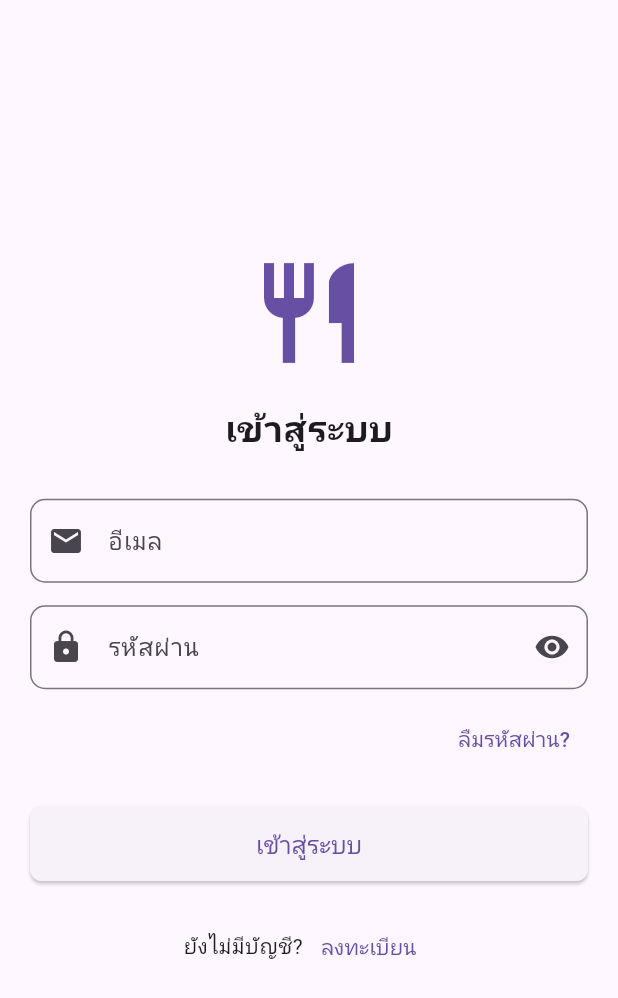
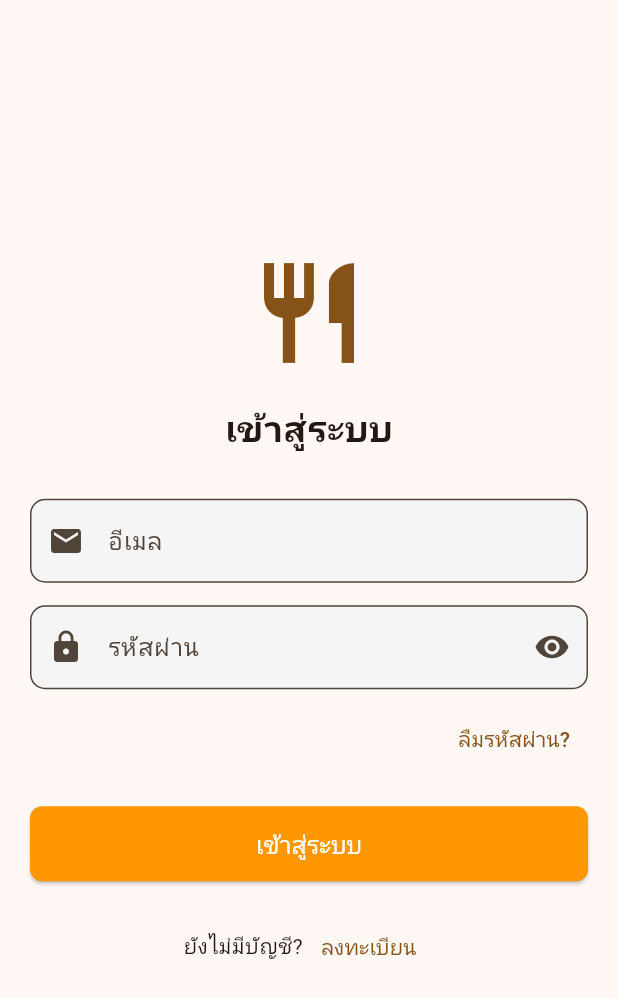
Before and after one commit to Suppakan01/foodfinver, a Flutter app: the screen it shows after launch, on a phone screen of 412 x 824 dp. Shown: the top 998 px of the screen. Run offline on Flutter 3.47's test engine with Material 3 defaults, Android fonts, the phone set to English and light mode, and no system bars; our stand-ins replace cloud_firestore, firebase_auth, firebase_core; accounts and stored records are empty; Roboto replaces fonts that are missing (Kanit).

Commit message:
project_commit

```diff
--- a/lib/main.dart
+++ b/lib/main.dart
@@ -1,46 +1,110 @@
 import 'package:flutter/material.dart';
 import 'package:firebase_core/firebase_core.dart';
-import 'package:foodfinver/screens/splash_screen.dart';
 import 'package:provider/provider.dart';
+
+// นำเข้า FirebaseOptions
 import 'firebase_options.dart';
+
+// นำเข้า providers
 import 'providers/auth_provider.dart';
 import 'providers/restaurant_provider.dart';
+
+// นำเข้า screens
 import 'screens/splash_screen.dart';
 import 'screens/home_screen.dart';
 import 'screens/login_screen.dart';
-import 'screens/register_screen.dart';
-import 'screens/forgot_password_screen.dart';
-import 'screens/profile_screen.dart';
-import 'screens/edit_profile_screen.dart';
-import 'screens/search_screen.dart';
-import 'screens/restaurant_detail_screen.dart';
-import 'screens/review_screen.dart';
 
 void main() async {
+  // ต้องเรียกก่อนใช้งาน native code (Firebase)
   WidgetsFlutterBinding.ensureInitialized();
+
+  // เริ่มต้น Firebase ด้วย options ที่กำหนด
   await Firebase.initializeApp(options: DefaultFirebaseOptions.currentPlatform);
-  runApp(const MyApp());
+
+  runApp(MyApp());
 }
 
 class MyApp extends StatelessWidget {
-  const MyApp({super.key});
-
   @override
   Widget build(BuildContext context) {
+    // ใช้ MultiProvider เพื่อจัดการ providers หลายตัว
     return MultiProvider(
       providers: [
+        // Provider สำหรับจัดการการยืนยันตัวตน
         ChangeNotifierProvider(create: (_) => AuthProvider()),
+
+        // Provider สำหรับจัดการข้อมูลร้านอาหาร
         ChangeNotifierProvider(create: (_) => RestaurantProvider()),
       ],
       child: MaterialApp(
         title: 'FoodFinver',
+        debugShowCheckedModeBanner: false,
         theme: ThemeData(
           primarySwatch: Colors.orange,
+          colorScheme: ColorScheme.fromSeed(
+            seedColor: Colors.orange,
+            secondary: Colors.deepOrangeAccent,
+          ),
+          fontFamily:
+              'Kanit', // ใช้ฟอนต์ Kanit หรือเปลี่ยนเป็นฟอนต์ที่คุณต้องการ
           visualDensity: VisualDensity.adaptivePlatformDensity,
-          fontFamily: 'Kanit',
+
+          // ปรับแต่ง AppBar
+          appBarTheme: AppBarTheme(
+            elevation: 0,
+            backgroundColor: Colors.white,
+            iconTheme: IconThemeData(color: Colors.orange),
+            titleTextStyle: TextStyle(
+              color: Colors.black,
+              fontSize: 20,
+              fontWeight: FontWeight.bold,
+            ),
+          ),
+
+          // ปรับแต่ง ElevatedButton
+          elevatedButtonTheme: ElevatedButtonThemeData(
+            style: ElevatedButton.styleFrom(
+              backgroundColor: Colors.orange,
+              foregroundColor: Colors.white,
+              padding: EdgeInsets.symmetric(vertical: 12),
+              shape: RoundedRectangleBorder(
+                borderRadius: BorderRadius.circular(8),
+              ),
+            ),
+          ),
+
+          // ปรับแต่ง Card
+          cardTheme: CardTheme(
+            elevation: 2,
+            shape: RoundedRectangleBorder(
+              borderRadius: BorderRadius.circular(10),
+            ),
+          ),
+
+          // ปรับแต่ง InputDecoration
+          inputDecorationTheme: InputDecorationTheme(
+            filled: true,
+            fillColor: Colors.grey[100],
+            contentPadding: EdgeInsets.symmetric(horizontal: 16, vertical: 16),
+            border: OutlineInputBorder(
+              borderRadius: BorderRadius.circular(8),
+              borderSide: BorderSide.none,
+            ),
+            focusedBorder: OutlineInputBorder(
+              borderRadius: BorderRadius.circular(8),
+              borderSide: BorderSide(color: Colors.orange, width: 2),
+            ),
+          ),
         ),
+
+        // เริ่มต้นที่ SplashScreen
         home: SplashScreen(),
-        debugShowCheckedModeBanner: false,
+
+        // กำหนด routes สำหรับการนำทางในแอป
+        routes: {
+          '/home': (context) => HomeScreen(),
+          '/login': (context) => LoginScreen(),
+        },
       ),
     );
   }
```
